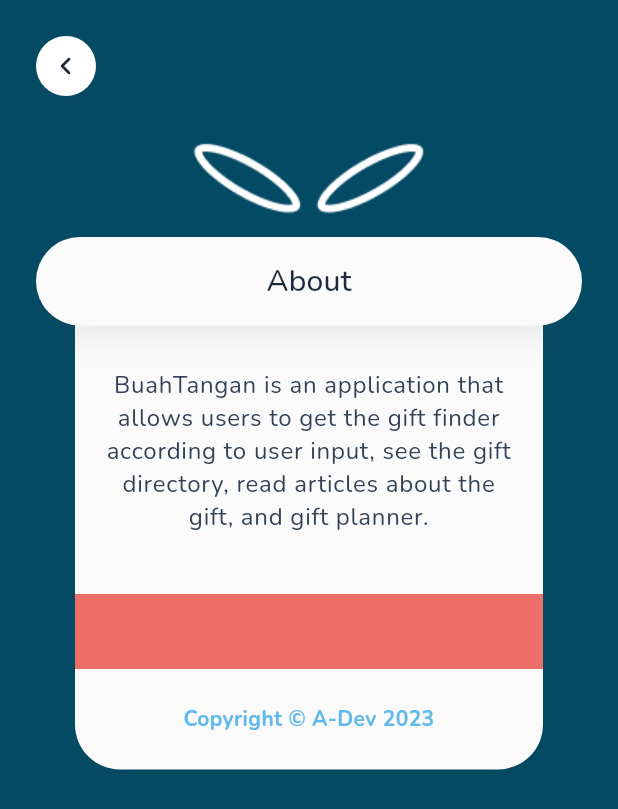
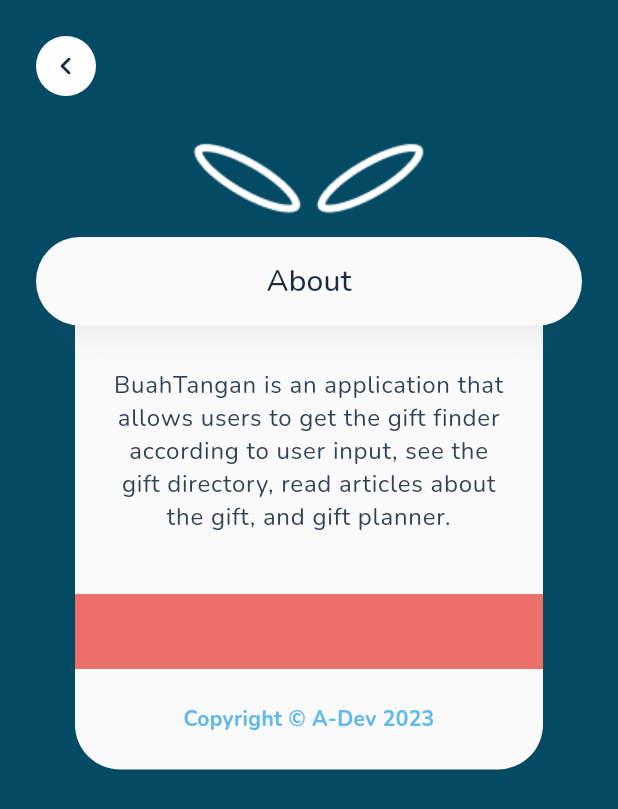
Before and after one commit to rahdeva/buahtangan, a Flutter app: the AboutView screen opened by its route, on a phone screen of 412 x 824 dp. Shown: the top 809 px of the screen. Run offline on Flutter 3.47's test engine with Material 2 defaults, Android fonts, the phone set to English and light mode, and no system bars; our stand-ins replace carousel_slider, cloud_firestore, device_preview, firebase_auth, firebase_core, firebase_storage and 11 more; missing offline and left inert: flutter_facebook_auth; accounts and stored records are empty.

Commit message:
complete about screen

```diff
--- a/lib/app/modules/setting/views/about_view.dart
+++ b/lib/app/modules/setting/views/about_view.dart
@@ -43,7 +43,7 @@ class AboutView extends GetView<AboutController> {
                           children: [
                             const SizedBox(height: 56),
                             Padding(
-                              padding: const EdgeInsets.fromLTRB(16, 16, 16, 16),
+                              padding: const EdgeInsets.fromLTRB(24, 16, 24, 16),
                               child: Text(
                                 "BuahTangan is an application that  allows users to get the gift finder according to user input, see the gift directory, read articles about the gift, and gift planner.",
                                 style: projectTextTheme.bodyText1?.copyWith(
@@ -60,7 +60,7 @@ class AboutView extends GetView<AboutController> {
                             ),
                             const SizedBox(height: 24),
                             Padding(
-                              padding: const EdgeInsets.fromLTRB(16, 0, 16, 24),
+                              padding: const EdgeInsets.fromLTRB(24, 0, 24, 24),
                               child: Text(
                                 "Copyright © A-Dev 2023",
                                 style: projectTextTheme.bodyText2?.copyWith(
```
